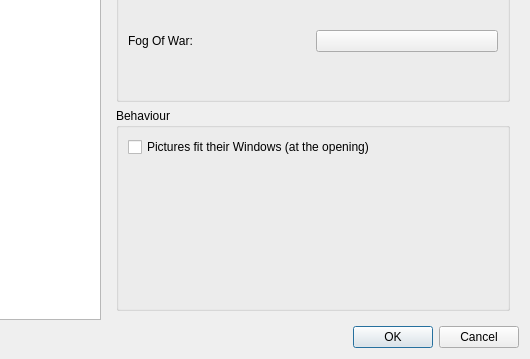
First picture: the form in preferencesdialogbox.ui, repository Rolisteam/rolisteam, before the edit; both pictures show x 110 to 640 and y 121 to 480 of the 640 by 480 pixel window.
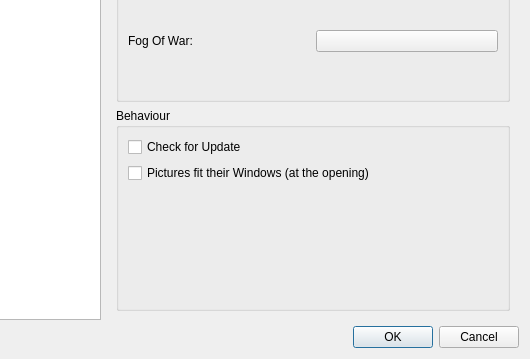
Second picture: the form after the edit. Custom widgets are drawn as their Qt base class.

```diff
--- a/preferencesdialogbox.ui
+++ b/preferencesdialogbox.ui
@@ -111,7 +111,14 @@
            </property>
            <layout class="QVBoxLayout" name="verticalLayout_4">
             <item>
-             <widget class="QCheckBox" name="checkBox">
+             <widget class="QCheckBox" name="m_checkUpdate">
+              <property name="text">
+               <string>Check for Update</string>
+              </property>
+             </widget>
+            </item>
+            <item>
+             <widget class="QCheckBox" name="m_pictureAdjust">
               <property name="text">
                <string>Pictures fit their Windows (at the opening)</string>
               </property>
```
Left out of the diff: 18 changed lines with no effect on the pictures.
